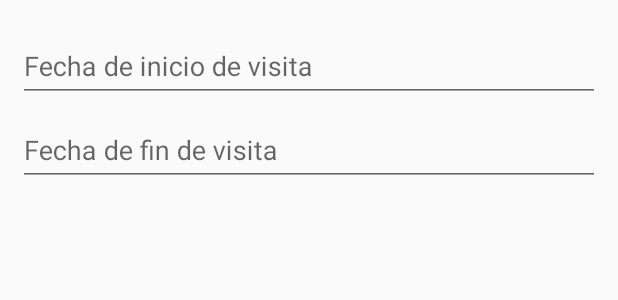
After one commit to JCarlosR/Conciviles, an Android app: the layout activity_inform.xml on its own in the app's theme, with its tools: preview values and no code run, on a phone screen of 412 x 824 dp. The commit adds this screen. Shown: the top 300 px of the screen. Run offline under Robolectric (Android 15) with nearby library versions, the phone set to English and light mode, and no system bars.

Commit message:
New inform in online mode

```diff
--- a/app/src/main/java/com/programacionymas/conciviles/Global.java
+++ b/app/src/main/java/com/programacionymas/conciviles/Global.java
@@ -18,6 +18,12 @@ import android.widget.Spinner;
 import java.io.ByteArrayOutputStream;
 
 public class Global {
+
+    // utility methods
+
+    public static String twoDigits(int n) {
+        return (n<=9) ? ("0"+n) : String.valueOf(n);
+    }
 
     public static Bitmap /*byte[]*/ getThumbnailFromBitmap(Bitmap bitmap) {
         ByteArrayOutputStream stream = new ByteArrayOutputStream();
--- a/app/src/main/java/com/programacionymas/conciviles/ui/fragment/ReportDialogFragment.java
+++ b/app/src/main/java/com/programacionymas/conciviles/ui/fragment/ReportDialogFragment.java
@@ -376,15 +376,11 @@ public class ReportDialogFragment extends AppCompatActivity implements View.OnCl
             @Override
             public void onDateSet(DatePicker datePicker, int year, int month, int day) {
                 // +1 because january is zero
-                final String selectedDate = year + "-" + twoDigits(month+1) + "-" + twoDigits(day);
+                final String selectedDate = year + "-" + Global.twoDigits(month+1) + "-" + Global.twoDigits(day);
                 editText.setText(selectedDate);
             }
         });
         newFragment.show(getSupportFragmentManager(), "datePicker");
-    }
-
-    private String twoDigits(int n) {
-        return (n<=9) ? ("0"+n) : String.valueOf(n);
     }
 
     private boolean validateEditText(EditText editText, TextInputLayout textInputLayout, int errorString) {
--- /dev/null
+++ b/app/src/main/res/layout/activity_inform.xml
@@ -0,0 +1,47 @@
+<?xml version="1.0" encoding="utf-8"?>
+<LinearLayout xmlns:android="http://schemas.android.com/apk/res/android"
+    xmlns:tools="http://schemas.android.com/tools"
+    android:layout_width="match_parent"
+    android:layout_height="match_parent"
+    android:orientation="vertical"
+    android:padding="12dp"
+    tools:context="com.programacionymas.conciviles.ui.activity.InformActivity">
+
+    <android.support.design.widget.TextInputLayout
+        android:id="@+id/tilStartDate"
+        android:layout_width="match_parent"
+        android:layout_height="wrap_content">
+
+        <EditText
+            android:id="@+id/etStartDate"
+            android:hint="Fecha de inicio de visita"
+            android:layout_width="match_parent"
+            android:layout_height="wrap_content"
+            android:inputType="date"
+            android:focusable="false"
+            android:clickable="true"
+            android:maxLines="1" />
+    </android.support.design.widget.TextInputLayout>
+
+    <android.support.design.widget.TextInputLayout
+        android:id="@+id/tilEndDate"
+        android:layout_width="match_parent"
+        android:layout_height="wrap_content">
+
+        <EditText
+            android:id="@+id/etEndDate"
+            android:hint="Fecha de fin de visita"
+            android:layout_width="match_parent"
+            android:layout_height="wrap_content"
+            android:inputType="date"
+            android:focusable="false"
+            android:clickable="true"
+            android:maxLines="1" />
+    </android.support.design.widget.TextInputLayout>
+
+    <ProgressBar
+        android:id="@+id/progressBar"
+        android:visibility="gone"
+        android:layout_width="match_parent"
+        android:layout_height="wrap_content"/>
+</LinearLayout>
--- a/app/src/main/res/values/strings.xml
+++ b/app/src/main/res/values/strings.xml
@@ -38,6 +38,9 @@
     <string name="error_description">Es necesario ingresar una descripción</string>
     <string name="error_inspections">Es necesario ingresar un nro de inspecciones</string>
 
+    <string name="error_inform_start">Es necesario ingresar una fecha de inicio</string>
+    <string name="error_inform_end">Es necesario ingresar una fecha de cierre</string>
+
     <!-- Spinner options -->
 
     <string-array name="aspect_options">
--- a/build.gradle
+++ b/build.gradle
@@ -5,7 +5,7 @@ buildscript {
         jcenter()
     }
     dependencies {
-        classpath 'com.android.tools.build:gradle:2.3.1'
+        classpath 'com.android.tools.build:gradle:2.3.2'
 
         // NOTE: Do not place your application dependencies here; they belong
         // in the individual module build.gradle files
```
Also changed, not shown: app/src/main/AndroidManifest.xml (+7 -6 lines), app/src/main/java/com/programacionymas/conciviles/io/MyApiService.java (+8 -0 lines), app/src/main/java/com/programacionymas/conciviles/io/response/NewInformResponse.java (added, +29 -0 lines), app/src/main/java/com/programacionymas/conciviles/ui/activity/InformActivity.java (added, +176 -0 lines), app/src/main/java/com/programacionymas/conciviles/ui/fragment/InformsFragment.java (+18 -0 lines).
